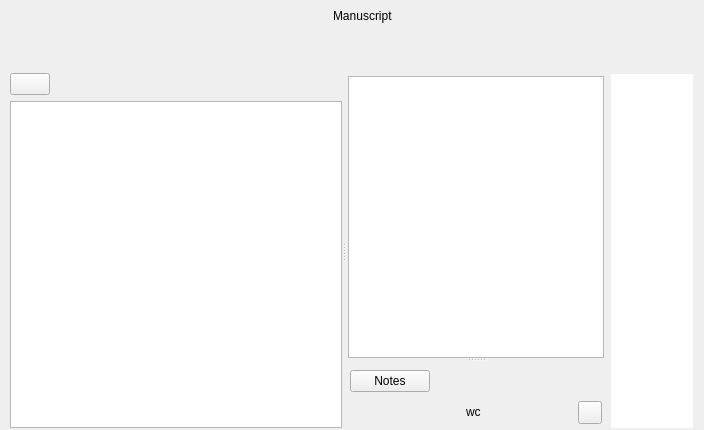
Above: ui/manuscript_view.ui from zkovari/plotlyst before the change. Below: the same form after it.
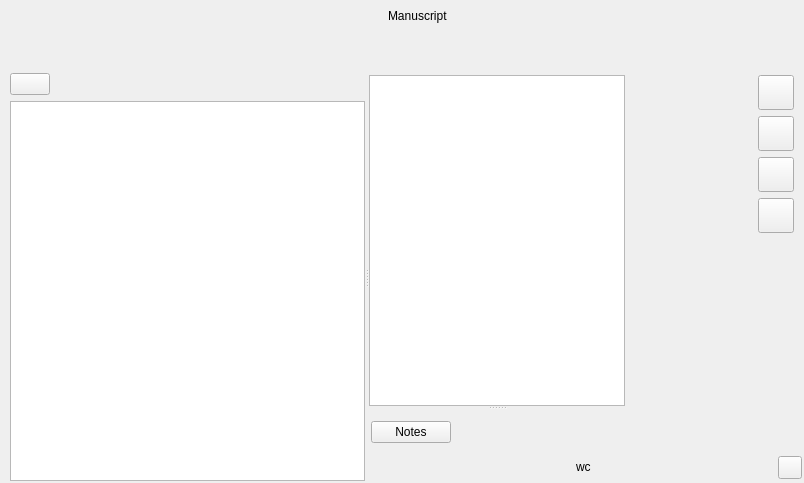
That is the form after the change. Custom widgets are drawn as their Qt base class.

```diff
--- a/ui/manuscript_view.ui
+++ b/ui/manuscript_view.ui
@@ -6,18 +6,15 @@
    <rect>
     <x>0</x>
     <y>0</y>
-    <width>704</width>
-    <height>430</height>
+    <width>804</width>
+    <height>483</height>
    </rect>
   </property>
   <property name="windowTitle">
    <string>Form</string>
   </property>
   <property name="styleSheet">
-   <string notr="true">#wdgSideAnalysis {
-                background-color: white;
-                }
-            </string>
+   <string notr="true"/>
   </property>
   <layout class="QVBoxLayout" name="verticalLayout_9">
    <property name="spacing">
@@ -30,7 +27,7 @@
     <number>2</number>
    </property>
    <property name="rightMargin">
-    <number>10</number>
+    <number>0</number>
    </property>
    <property name="bottomMargin">
     <number>2</number>
@@ -135,7 +132,7 @@
      <property name="childrenCollapsible">
       <bool>false</bool>
      </property>
-     <widget class="QWidget" name="">
+     <widget class="QWidget" name="layoutWidget">
       <layout class="QVBoxLayout" name="verticalLayout_2">
        <item>
         <layout class="QHBoxLayout" name="horizontalLayout_4">
@@ -216,18 +213,36 @@
          <number>0</number>
         </property>
         <property name="topMargin">
-         <number>1</number>
+         <number>0</number>
         </property>
         <property name="rightMargin">
-         <number>1</number>
+         <number>0</number>
         </property>
         <property name="bottomMargin">
          <number>0</number>
         </property>
+        <item>
+         <widget class="QWidget" name="wdgTop" native="true">
+          <layout class="QHBoxLayout" name="horizontalLayout">
+           <property name="leftMargin">
+            <number>5</number>
+           </property>
+           <property name="topMargin">
+            <number>0</number>
+           </property>
+           <property name="rightMargin">
+            <number>10</number>
+           </property>
+           <property name="bottomMargin">
+            <number>2</number>
+           </property>
+          </layout>
+         </widget>
+        </item>
         <item>
          <layout class="QHBoxLayout" name="horizontalLayout_2">
           <property name="spacing">
-           <number>3</number>
+           <number>0</number>
           </property>
           <item>
            <widget class="QWidget" name="wdgEditor" native="true">
@@ -242,20 +257,17 @@
               <number>0</number>
              </property>
              <property name="leftMargin">
-              <number>2</number>
+              <number>0</number>
              </property>
              <property name="topMargin">
-              <number>2</number>
+              <number>0</number>
              </property>
              <property name="rightMargin">
-              <number>4</number>
+              <number>0</number>
              </property>
              <property name="bottomMargin">
-              <number>2</number>
+              <number>0</number>
              </property>
-             <item>
-              <widget class="QWidget" name="wdgTopAnalysis" native="true"/>
-             </item>
              <item>
               <widget class="QSplitter" name="splitterEditor">
                <property name="orientation">
@@ -301,6 +313,145 @@
                </widget>
               </widget>
              </item>
+            </layout>
+           </widget>
+          </item>
+          <item>
+           <widget class="QWidget" name="wdgSide" native="true">
+            <property name="sizePolicy">
+             <sizepolicy hsizetype="Maximum" vsizetype="Preferred">
+              <horstretch>0</horstretch>
+              <verstretch>0</verstretch>
+             </sizepolicy>
+            </property>
+            <property name="minimumSize">
+             <size>
+              <width>0</width>
+              <height>0</height>
+             </size>
+            </property>
+            <property name="maximumSize">
+             <size>
+              <width>200</width>
+              <height>16777215</height>
+             </size>
+            </property>
+            <property name="relaxed-white-bg" stdset="0">
+             <bool>true</bool>
+            </property>
+            <layout class="QVBoxLayout" name="verticalLayout_3">
+             <property name="spacing">
+              <number>3</number>
+             </property>
+             <property name="leftMargin">
+              <number>0</number>
+             </property>
+             <property name="topMargin">
+              <number>2</number>
+             </property>
+             <property name="rightMargin">
+              <number>9</number>
+             </property>
+             <property name="bottomMargin">
+              <number>2</number>
+             </property>
+            </layout>
+           </widget>
+          </item>
+          <item>
+           <widget class="QWidget" name="wdgSideBar" native="true">
+            <property name="sizePolicy">
+             <sizepolicy hsizetype="Maximum" vsizetype="Preferred">
+              <horstretch>0</horstretch>
+              <verstretch>0</verstretch>
+             </sizepolicy>
+            </property>
+            <property name="relaxed-white-bg" stdset="0">
+             <bool>true</bool>
+            </property>
+            <layout class="QVBoxLayout" name="verticalLayout_10">
+             <property name="leftMargin">
+              <number>2</number>
+             </property>
+             <property name="topMargin">
+              <number>0</number>
+             </property>
+             <property name="rightMargin">
+              <number>10</number>
+             </property>
+             <property name="bottomMargin">
+              <number>0</number>
+             </property>
+             <item>
+              <widget class="QToolButton" name="toolButton_2">
+               <property name="text">
+                <string/>
+               </property>
+               <property name="iconSize">
+                <size>
+                 <width>28</width>
+                 <height>28</height>
+                </size>
+               </property>
+              </widget>
+             </item>
+             <item>
+              <widget class="QToolButton" name="toolButton">
+               <property name="text">
+                <string/>
+               </property>
+               <property name="iconSize">
+                <size>
+                 <width>28</width>
+                 <height>28</height>
+                </size>
+               </property>
+              </widget>
+             </item>
+             <item>
+              <widget class="QToolButton" name="toolButton_3">
+               <property name="text">
+                <string/>
+               </property>
+               <property name="iconSize">
+                <size>
+                 <width>28</width>
+                 <height>28</height>
+                </size>
+               </property>
+              </widget>
+             </item>
+             <item>
+              <widget class="QToolButton" name="toolButton_4">
+               <property name="text">
+                <string/>
+               </property>
+               <property name="iconSize">
+                <size>
+                 <width>28</width>
+                 <height>28</height>
+                </size>
+               </property>
+              </widget>
+             </item>
+             <item>
+              <spacer name="verticalSpacer_2">
+               <property name="orientation">
+                <enum>Qt::Vertical</enum>
+               </property>
+               <property name="sizeHint" stdset="0">
+                <size>
+                 <width>20</width>
+                 <height>40</height>
+                </size>
+               </property>
+              </spacer>
+             </item>
+            </layout>
+           </widget>
+          </item>
+         </layout>
+        </item>
              <item>
               <widget class="QWidget" name="wdgBottom" native="true">
                <property name="sizePolicy">
@@ -375,60 +526,6 @@
              </item>
             </layout>
            </widget>
-          </item>
-          <item>
-           <widget class="QWidget" name="wdgSideAnalysis" native="true">
-            <property name="sizePolicy">
-             <sizepolicy hsizetype="Maximum" vsizetype="Preferred">
-              <horstretch>0</horstretch>
-              <verstretch>0</verstretch>
-             </sizepolicy>
-            </property>
-            <property name="minimumSize">
-             <size>
-              <width>0</width>
-              <height>0</height>
-             </size>
-            </property>
-            <property name="maximumSize">
-             <size>
-              <width>200</width>
-              <height>16777215</height>
-             </size>
-            </property>
-            <layout class="QVBoxLayout" name="verticalLayout_3">
-             <property name="spacing">
-              <number>3</number>
-             </property>
-             <property name="leftMargin">
-              <number>0</number>
-             </property>
-             <property name="topMargin">
-              <number>2</number>
-             </property>
-             <property name="rightMargin">
-              <number>2</number>
-             </property>
-             <property name="bottomMargin">
-              <number>2</number>
-             </property>
-             <item alignment="Qt::AlignTop">
-              <widget class="ReadabilityWidget" name="wdgReadability" native="true">
-               <property name="sizePolicy">
-                <sizepolicy hsizetype="Maximum" vsizetype="Preferred">
-                 <horstretch>0</horstretch>
-                 <verstretch>0</verstretch>
-                </sizepolicy>
-               </property>
-              </widget>
-             </item>
-            </layout>
-           </widget>
-          </item>
-         </layout>
-        </item>
-       </layout>
-      </widget>
       <widget class="QWidget" name="pageOverview">
        <layout class="QVBoxLayout" name="verticalLayout_6">
         <property name="spacing">
@@ -532,11 +629,6 @@
    <extends>QPushButton</extends>
    <header>src.main.python.plotlyst.view.widget.display</header>
   </customwidget>
-  <customwidget>
-   <class>ReadabilityWidget</class>
-   <extends>QWidget</extends>
-   <header>src.main.python.plotlyst.view.widget.manuscript</header>
-  </customwidget>
   <customwidget>
    <class>ScenesTreeView</class>
    <extends>QTreeView</extends>
```
Lines whose indentation alone changed are shown as unchanged.
